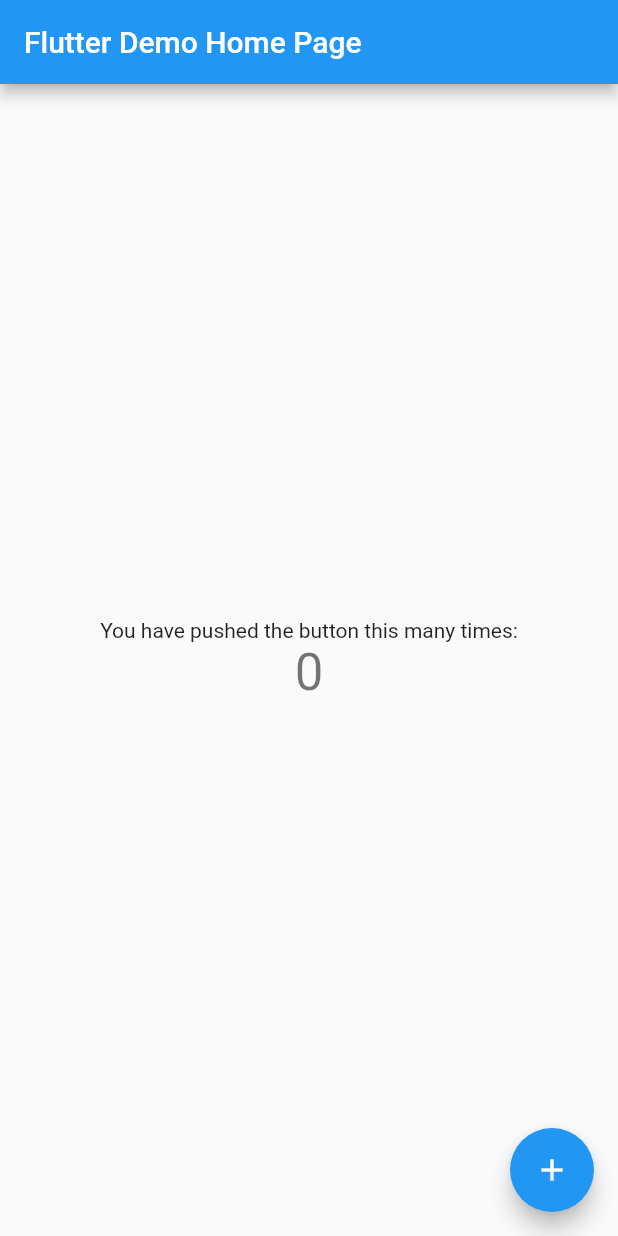
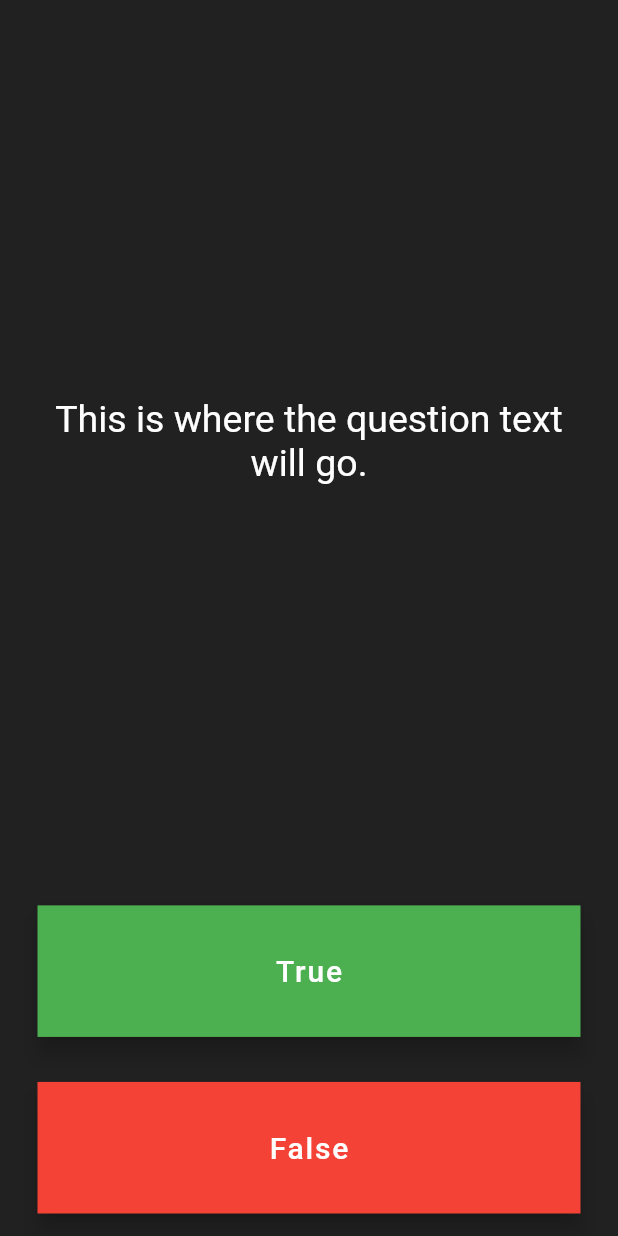
Before and after one commit to rawnakchourasia/quizzler_flutter, a Flutter app: the screen it shows after launch, on a phone screen of 412 x 824 dp. Run offline on Flutter 3.47's test engine with Material 2 defaults, Android fonts, the phone set to English and light mode, and no system bars.

Commit message:
Modified with base code - main.dart

```diff
--- a/lib/main.dart
+++ b/lib/main.dart
@@ -1,115 +1,104 @@
 import 'package:flutter/material.dart';
 
-void main() {
-  runApp(const MyApp());
-}
+void main() => runApp(const Quizzler());
 
-class MyApp extends StatelessWidget {
-  const MyApp({super.key});
+class Quizzler extends StatelessWidget {
+  const Quizzler({super.key});
 
-  // This widget is the root of your application.
   @override
   Widget build(BuildContext context) {
     return MaterialApp(
-      title: 'Flutter Demo',
-      theme: ThemeData(
-        // This is the theme of your application.
-        //
-        // Try running your application with "flutter run". You'll see the
-        // application has a blue toolbar. Then, without quitting the app, try
-        // changing the primarySwatch below to Colors.green and then invoke
-        // "hot reload" (press "r" in the console where you ran "flutter run",
-        // or simply save your changes to "hot reload" in a Flutter IDE).
-        // Notice that the counter didn't reset back to zero; the application
-        // is not restarted.
-        primarySwatch: Colors.blue,
+      home: Scaffold(
+        backgroundColor: Colors.grey.shade900,
+        body: const SafeArea(
+          child: Padding(
+            padding: EdgeInsets.symmetric(horizontal: 10.0),
+            child: QuizPage(),
+          ),
+        ),
       ),
-      home: const MyHomePage(title: 'Flutter Demo Home Page'),
     );
   }
 }
 
-class MyHomePage extends StatefulWidget {
-  const MyHomePage({super.key, required this.title});
-
-  // This widget is the home page of your application. It is stateful, meaning
-  // that it has a State object (defined below) that contains fields that affect
-  // how it looks.
-
-  // This class is the configuration for the state. It holds the values (in this
-  // case the title) provided by the parent (in this case the App widget) and
-  // used by the build method of the State. Fields in a Widget subclass are
-  // always marked "final".
-
-  final String title;
+class QuizPage extends StatefulWidget {
+  const QuizPage({super.key});
 
   @override
-  State<MyHomePage> createState() => _MyHomePageState();
+  _QuizPageState createState() => _QuizPageState();
 }
 
-class _MyHomePageState extends State<MyHomePage> {
-  int _counter = 0;
-
-  void _incrementCounter() {
-    setState(() {
-      // This call to setState tells the Flutter framework that something has
-      // changed in this State, which causes it to rerun the build method below
-      // so that the display can reflect the updated values. If we changed
-      // _counter without calling setState(), then the build method would not be
-      // called again, and so nothing would appear to happen.
-      _counter++;
-    });
-  }
-
+class _QuizPageState extends State<QuizPage> {
   @override
   Widget build(BuildContext context) {
-    // This method is rerun every time setState is called, for instance as done
-    // by the _incrementCounter method above.
-    //
-    // The Flutter framework has been optimized to make rerunning build methods
-    // fast, so that you can just rebuild anything that needs updating rather
-    // than having to individually change instances of widgets.
-    return Scaffold(
-      appBar: AppBar(
-        // Here we take the value from the MyHomePage object that was created by
-        // the App.build method, and use it to set our appbar title.
-        title: Text(widget.title),
-      ),
-      body: Center(
-        // Center is a layout widget. It takes a single child and positions it
-        // in the middle of the parent.
-        child: Column(
-          // Column is also a layout widget. It takes a list of children and
-          // arranges them vertically. By default, it sizes itself to fit its
-          // children horizontally, and tries to be as tall as its parent.
-          //
-          // Invoke "debug painting" (press "p" in the console, choose the
-          // "Toggle Debug Paint" action from the Flutter Inspector in Android
-          // Studio, or the "Toggle Debug Paint" command in Visual Studio Code)
-          // to see the wireframe for each widget.
-          //
-          // Column has various properties to control how it sizes itself and
-          // how it positions its children. Here we use mainAxisAlignment to
-          // center the children vertically; the main axis here is the vertical
-          // axis because Columns are vertical (the cross axis would be
-          // horizontal).
-          mainAxisAlignment: MainAxisAlignment.center,
-          children: <Widget>[
-            const Text(
-              'You have pushed the button this many times:',
+    return Column(
+      mainAxisAlignment: MainAxisAlignment.spaceBetween,
+      crossAxisAlignment: CrossAxisAlignment.stretch,
+      children: <Widget>[
+        const Expanded(
+          flex: 5,
+          child: Padding(
+            padding: EdgeInsets.all(10.0),
+            child: Center(
+              child: Text(
+                'This is where the question text will go.',
+                textAlign: TextAlign.center,
+                style: TextStyle(
+                  fontSize: 25.0,
+                  color: Colors.white,
+                ),
+              ),
             ),
-            Text(
-              '$_counter',
-              style: Theme.of(context).textTheme.headlineMedium,
+          ),
+        ),
+        Expanded(
+          child: Padding(
+            padding: const EdgeInsets.all(15.0),
+            child: FloatingActionButton(
+              backgroundColor: Colors.green,
+              onPressed: () {
+                //The user picked true.
+              },
+              shape: const RoundedRectangleBorder(
+                  borderRadius: BorderRadius.all(Radius.circular(0.0))),
+              child: const Text(
+                'True',
+                style: TextStyle(
+                  color: Colors.white,
+                  fontSize: 20.0,
+                ),
+              ),
             ),
-          ],
+          ),
         ),
-      ),
-      floatingActionButton: FloatingActionButton(
-        onPressed: _incrementCounter,
-        tooltip: 'Increment',
-        child: const Icon(Icons.add),
-      ), // This trailing comma makes auto-formatting nicer for build methods.
+        Expanded(
+          child: Padding(
+            padding: const EdgeInsets.all(15.0),
+            child: FloatingActionButton(
+              backgroundColor: Colors.red,
+              onPressed: () {
+                //The user picked false.
+              },
+              shape: const RoundedRectangleBorder(
+                  borderRadius: BorderRadius.all(Radius.circular(0.0))),
+              child: const Text(
+                'False',
+                style: TextStyle(
+                  fontSize: 20.0,
+                  color: Colors.white,
+                ),
+              ),
+            ),
+          ),
+        ),
+        //TODO: Add a Row here as your score keeper
+      ],
     );
   }
 }
+
+/*
+question1: 'You can lead a cow down stairs but not up stairs.', false,
+question2: 'Approximately one quarter of human bones are in the feet.', true,
+question3: 'A slug\'s blood is green.', true,
+*/
```
